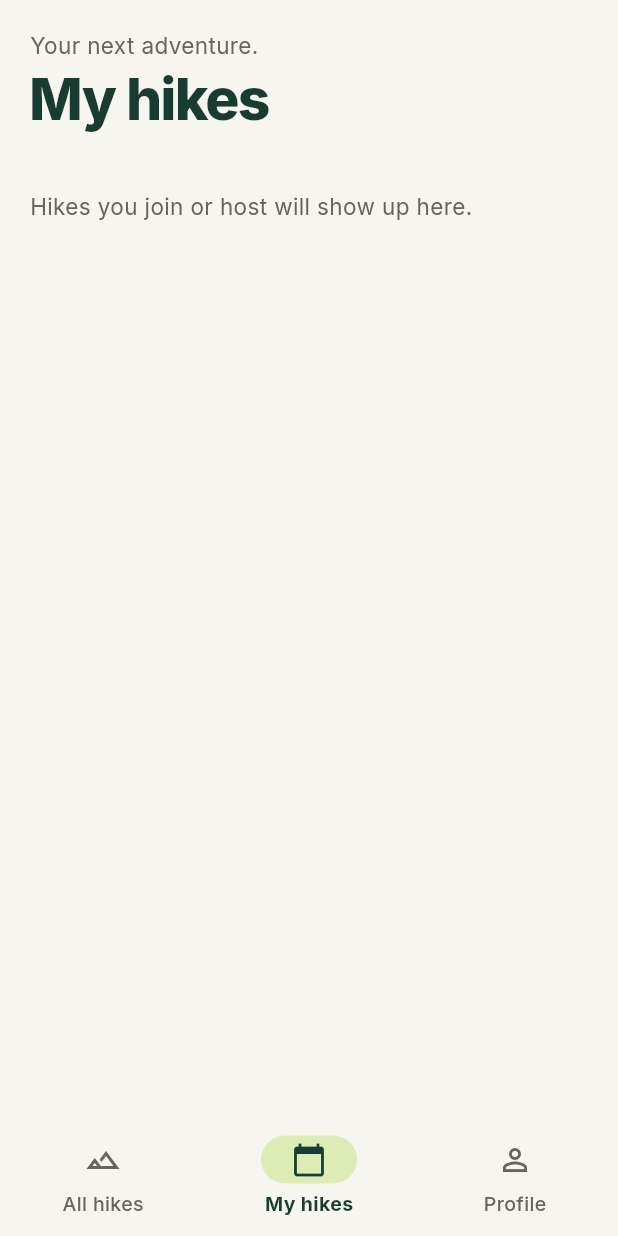
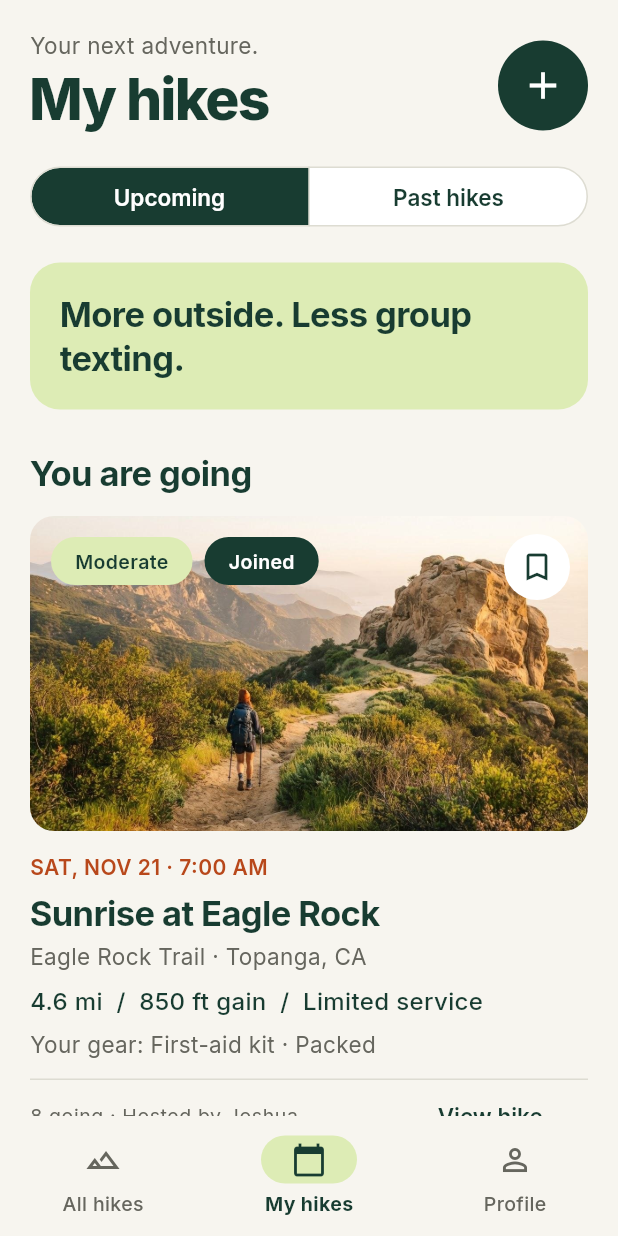
Before and after one commit to joshuacortes195/HikeCrewApp, a Flutter app: the HomeShell screen opened directly, item 2 of the bottom bar chosen, on a phone screen of 412 x 824 dp. Run offline on Flutter 3.47's test engine with Material 3 defaults, Android fonts, the phone set to English and light mode, and no system bars; our stand-ins replace google_fonts.

Commit message:
build my hikes with upcoming, past and hosting lists

```diff
--- a/lib/models/hike.dart
+++ b/lib/models/hike.dart
@@ -71,9 +71,6 @@ class Hike {
   // true if the hike hasn't happened yet, splits my hikes into upcoming and past
   bool get isUpcoming => dateTime.isAfter(DateTime.now());
 
-  // host's first name for "Hosted by Joshua" at the bottom of each card
-  String get hostFirstName => hostName.split(' ').first;
-
   bool isJoinedBy(String userName) => joinedNames.contains(userName);
   bool isHostedBy(String userName) => hostName == userName;
 
--- a/lib/screens/all_hikes_screen.dart
+++ b/lib/screens/all_hikes_screen.dart
@@ -1,7 +1,6 @@
 import 'package:flutter/material.dart';
 import 'package:provider/provider.dart';
 
-import '../models/hike.dart';
 import '../providers/hikes_provider.dart';
 import '../theme/app_theme.dart';
 import '../widgets/create_hike_button.dart';
@@ -16,12 +15,6 @@ class AllHikesScreen extends StatelessWidget {
 
   final VoidCallback
   onHikePublished; // jumps to my hikes after you publish a hike
-
-  // runs when you tap a hike card or view hike, opens the hike details screen
-  void _openHike(BuildContext context, Hike hike) {
-    Navigator.of(context)
-        .push(MaterialPageRoute(builder: (_) => HikeDetailsScreen(hike: hike)));
-  }
 
   @override
   Widget build(BuildContext context) {
@@ -80,7 +73,7 @@ class AllHikesScreen extends StatelessWidget {
                 padding: const EdgeInsets.only(bottom: 24),
                 child: HikeCard(
                   hike: hike,
-                  onTap: () => _openHike(context, hike),
+                  onTap: () => openHikeDetails(context, hike),
                 ),
               ),
         ],
--- a/lib/screens/hike_details_screen.dart
+++ b/lib/screens/hike_details_screen.dart
@@ -9,6 +9,12 @@ import '../widgets/hike_stats_row.dart';
 import '../widgets/join_hike_button.dart';
 import '../widgets/meeting_spot_card.dart';
 import '../widgets/pill_label.dart';
+
+// runs when you tap a hike card, view hike or manage hike, opens the hike details screen
+void openHikeDetails(BuildContext context, Hike hike) {
+  Navigator.of(context)
+      .push(MaterialPageRoute(builder: (_) => HikeDetailsScreen(hike: hike)));
+}
 
 // hike details screen, opens when you tap a hike card
 class HikeDetailsScreen extends StatefulWidget {
--- a/lib/screens/home_shell.dart
+++ b/lib/screens/home_shell.dart
@@ -26,7 +26,7 @@ class _HomeShellState extends State<HomeShell> {
         index: _currentIndex,
         children: [
           AllHikesScreen(onHikePublished: _showMyHikes),
-          const MyHikesScreen(),
+          MyHikesScreen(onHikePublished: _showMyHikes),
           const ProfileScreen(),
         ],
       ),
--- a/lib/screens/my_hikes_screen.dart
+++ b/lib/screens/my_hikes_screen.dart
@@ -1,29 +1,144 @@
 import 'package:flutter/material.dart';
+import 'package:provider/provider.dart';
 
+import '../data/current_user.dart';
+import '../models/hike.dart';
+import '../providers/hikes_provider.dart';
+import '../widgets/create_hike_button.dart';
+import '../widgets/hike_card.dart';
+import '../widgets/hosting_card.dart';
+import '../widgets/lime_card.dart';
 import '../widgets/screen_header.dart';
+import 'hike_details_screen.dart';
 
-// my hikes tab, the middle tab in the bottom nav, a placeholder for now
-class MyHikesScreen extends StatelessWidget {
-  const MyHikesScreen({super.key});
+// my hikes tab, the middle tab in the bottom nav, hikes you're going on and hosting
+class MyHikesScreen extends StatefulWidget {
+  const MyHikesScreen({super.key, required this.onHikePublished});
+
+  final VoidCallback onHikePublished; // keeps you on my hikes after publishing
+
+  @override
+  State<MyHikesScreen> createState() => _MyHikesScreenState();
+}
+
+class _MyHikesScreenState extends State<MyHikesScreen> {
+  bool _showPast =
+      false; // which side of the upcoming and past toggle is picked
 
   @override
   Widget build(BuildContext context) {
+    final provider = context.watch<HikesProvider>();
+    final text = Theme.of(context).textTheme;
+
     return SafeArea(
       child: ListView(
-        padding: const EdgeInsets.all(20),
+        padding: const EdgeInsets.fromLTRB(20, 20, 20, 32),
         children: [
-          const ScreenHeader(
+          // "Your next adventure." and the big title, with the plus button for create hike
+          ScreenHeader(
             eyebrow: 'Your next adventure.',
             title: 'My hikes',
+            trailing: CreateHikeButton(onPublished: widget.onHikePublished),
           ),
-          const SizedBox(height: 40),
-          // filler text under the my hikes title until this tab gets built
-          Text(
-            'Hikes you join or host will show up here.',
-            style: Theme.of(context).textTheme.bodyMedium,
+          const SizedBox(height: 20),
+
+          // upcoming and past hikes toggle, swaps the list below
+          SizedBox(
+            width: double.infinity,
+            child: SegmentedButton<bool>(
+              showSelectedIcon: false,
+              segments: const [
+                ButtonSegment(value: false, label: Text('Upcoming')),
+                ButtonSegment(value: true, label: Text('Past hikes')),
+              ],
+              selected: {_showPast},
+              onSelectionChanged: (picked) =>
+                  setState(() => _showPast = picked.first),
+            ),
           ),
+          const SizedBox(height: 20),
+
+          // lime banner under the toggle
+          LimeCard(
+            child: Text(
+              'More outside. Less group texting.',
+              style: text.titleLarge,
+            ),
+          ),
+          const SizedBox(height: 28),
+
+          // the lists themselves, past hikes or the going and hosting sections
+          if (_showPast)
+            ..._goingList(
+              provider.pastHikes,
+              'No past hikes yet. Your first one is coming up.',
+            )
+          else ...[
+            Text('You are going', style: text.titleLarge),
+            const SizedBox(height: 14),
+            ..._goingList(
+              provider.upcomingJoined,
+              'You haven\'t joined a hike yet. Find one on All hikes.',
+            ),
+            const SizedBox(height: 12),
+            Text('You are hosting', style: text.titleLarge),
+            const SizedBox(height: 14),
+            ..._hostingList(provider.hosting),
+          ],
         ],
       ),
     );
   }
+
+  // one big hike card per hike with the joined pill and your gear line, or a friendly message
+  List<Widget> _goingList(List<Hike> hikes, String emptyMessage) {
+    if (hikes.isEmpty) return [_empty(emptyMessage)];
+    return [
+      for (final hike in hikes)
+        Padding(
+          padding: const EdgeInsets.only(bottom: 24),
+          child: HikeCard(
+            hike: hike,
+            showJoined: true,
+            note: _gearLine(hike),
+            onTap: () => openHikeDetails(context, hike),
+          ),
+        ),
+    ];
+  }
+
+  // one small card per hike you host, or a nudge to make one
+  List<Widget> _hostingList(List<Hike> hikes) {
+    if (hikes.isEmpty) {
+      return [_empty('Not hosting anything yet. Tap + to plan a hike.')];
+    }
+    return [
+      for (final hike in hikes)
+        Padding(
+          padding: const EdgeInsets.only(bottom: 12),
+          child: HostingCard(
+            hike: hike,
+            onTap: () => openHikeDetails(context, hike),
+          ),
+        ),
+    ];
+  }
+
+  // "Your gear: First-aid kit · Packed", only if you've claimed something on that hike
+  String? _gearLine(Hike hike) {
+    final mine = hike.gearClaimedBy(currentUserName);
+    if (mine.isEmpty) return null;
+    final items = mine.map(
+      (item) => '${item.name} · ${item.packed ? 'Packed' : 'Not packed'}',
+    );
+    return 'Your gear: ${items.join(', ')}';
+  }
+
+  // grey message when a list is empty
+  Widget _empty(String message) {
+    return Padding(
+      padding: const EdgeInsets.only(bottom: 20),
+      child: Text(message, style: Theme.of(context).textTheme.bodyMedium),
+    );
+  }
 }
--- a/lib/widgets/hike_card.dart
+++ b/lib/widgets/hike_card.dart
@@ -4,19 +4,30 @@ import 'package:provider/provider.dart';
 
 import '../models/hike.dart';
 import '../providers/hikes_provider.dart';
+import '../providers/user_provider.dart';
 import '../theme/app_theme.dart';
 import 'pill_label.dart';
 
-// one hike card on the all hikes screen, tap it to open the details screen
+// one hike card on all hikes and my hikes, tap it to open the details screen
 class HikeCard extends StatelessWidget {
-  const HikeCard({super.key, required this.hike, required this.onTap});
+  const HikeCard({
+    super.key,
+    required this.hike,
+    required this.onTap,
+    this.showJoined = false,
+    this.note,
+  });
 
   final Hike hike;
   final VoidCallback onTap;
+  final bool showJoined; // adds the joined pill on the photo, used on my hikes
+  final String? note; // extra line like "Your gear: First-aid kit · Packed"
 
   @override
   Widget build(BuildContext context) {
     final text = Theme.of(context).textTheme;
+    // your edited name if you're the host, otherwise the host's first name
+    final hostName = context.watch<UserProvider>().nameFor(hike.hostName);
 
     // makes the whole card tappable, not just the view hike link
     return InkWell(
@@ -52,6 +63,11 @@ class HikeCard extends StatelessWidget {
               color: AppColors.darkGreen,
             ),
           ),
+          // your gear line, only on my hikes when you've claimed something
+          if (note != null) ...[
+            const SizedBox(height: 8),
+            Text(note!, style: text.bodyMedium),
+          ],
           const SizedBox(height: 12),
           const Divider(),
 
@@ -60,7 +76,7 @@ class HikeCard extends StatelessWidget {
             children: [
               Expanded(
                 child: Text(
-                  '${hike.goingCount} going · Hosted by ${hike.hostFirstName}',
+                  '${hike.goingCount} going · Hosted by ${hostName.split(' ').first}',
                   style: text.bodySmall,
                 ),
               ),
@@ -88,10 +104,23 @@ class HikeCard extends StatelessWidget {
             fit: BoxFit.cover,
           ),
         ),
+        // difficulty pill top left, with the joined pill next to it on my hikes
         Positioned(
           top: 14,
           left: 14,
-          child: PillLabel(text: hike.difficulty.label),
+          child: Row(
+            children: [
+              PillLabel(text: hike.difficulty.label),
+              if (showJoined) ...[
+                const SizedBox(width: 8),
+                const PillLabel(
+                  text: 'Joined',
+                  color: AppColors.darkGreen,
+                  textColor: AppColors.white,
+                ),
+              ],
+            ],
+          ),
         ),
 
         // white bookmark button in the top right of the photo, fills in when saved
```
Also changed, not shown: lib/widgets/hosting_card.dart (added, +76 -0 lines).
